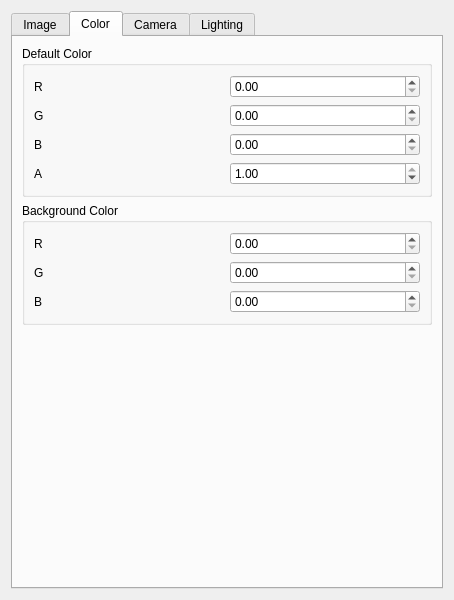
Before: the Qt Designer form src/Interface/Modules/Visualization/InterfaceWithOspray.ui in SCIInstitute/SCIRun, drawn with Qt 5.
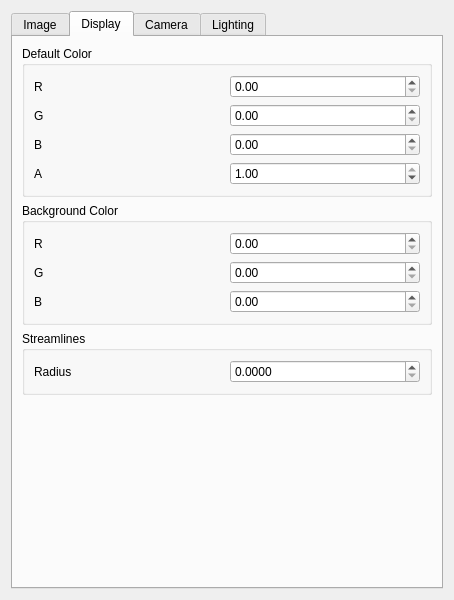
After: the same form once the commit is applied. The open tabs and pages were chosen to show the change.

Patch:
```diff
--- a/src/Interface/Modules/Visualization/InterfaceWithOspray.ui
+++ b/src/Interface/Modules/Visualization/InterfaceWithOspray.ui
@@ -178,7 +178,7 @@
      </widget>
      <widget class="QWidget" name="tab_2">
       <attribute name="title">
-       <string>Color</string>
+       <string>Display</string>
       </attribute>
       <layout class="QVBoxLayout" name="verticalLayout_2">
        <item>
@@ -327,6 +327,32 @@
          </layout>
         </widget>
        </item>
+       <item>
+        <widget class="QGroupBox" name="groupBox_2">
+         <property name="title">
+          <string>Streamlines</string>
+         </property>
+         <layout class="QGridLayout" name="gridLayout_14">
+          <item row="0" column="0">
+           <widget class="QLabel" name="label_24">
+            <property name="text">
+             <string>Radius</string>
+            </property>
+           </widget>
+          </item>
+          <item row="0" column="1">
+           <widget class="QDoubleSpinBox" name="streamlineRadiusDoubleSpinBox_">
+            <property name="decimals">
+             <number>4</number>
+            </property>
+            <property name="singleStep">
+             <double>0.010000000000000</double>
+            </property>
+           </widget>
+          </item>
+         </layout>
+        </widget>
+       </item>
        <item>
         <spacer name="verticalSpacer_2">
          <property name="orientation">
```
Left out of the diff: 2 changed lines with no effect on the pictures.
